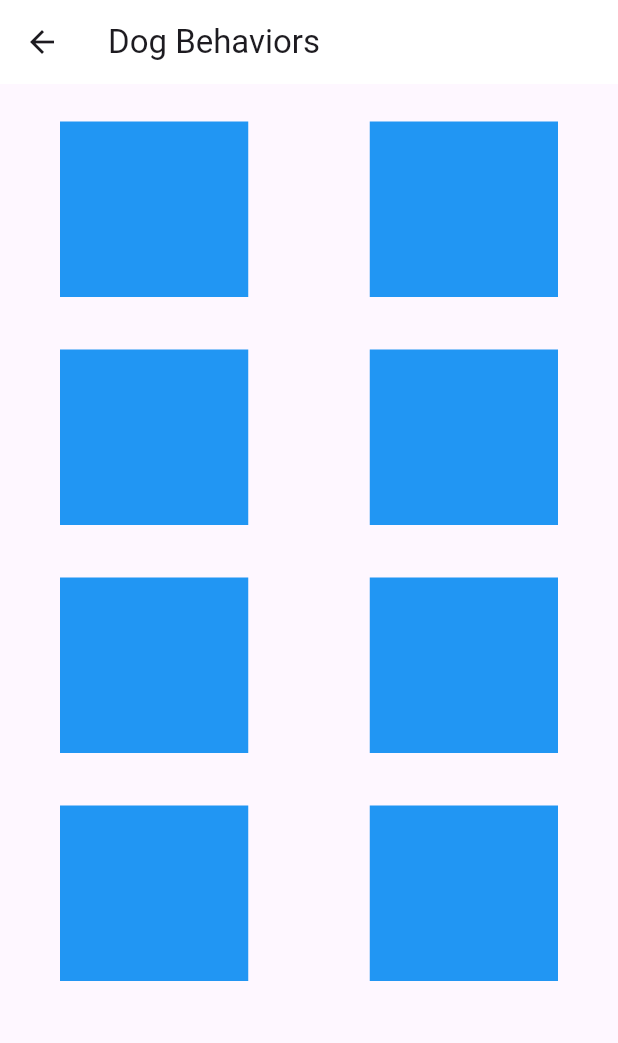
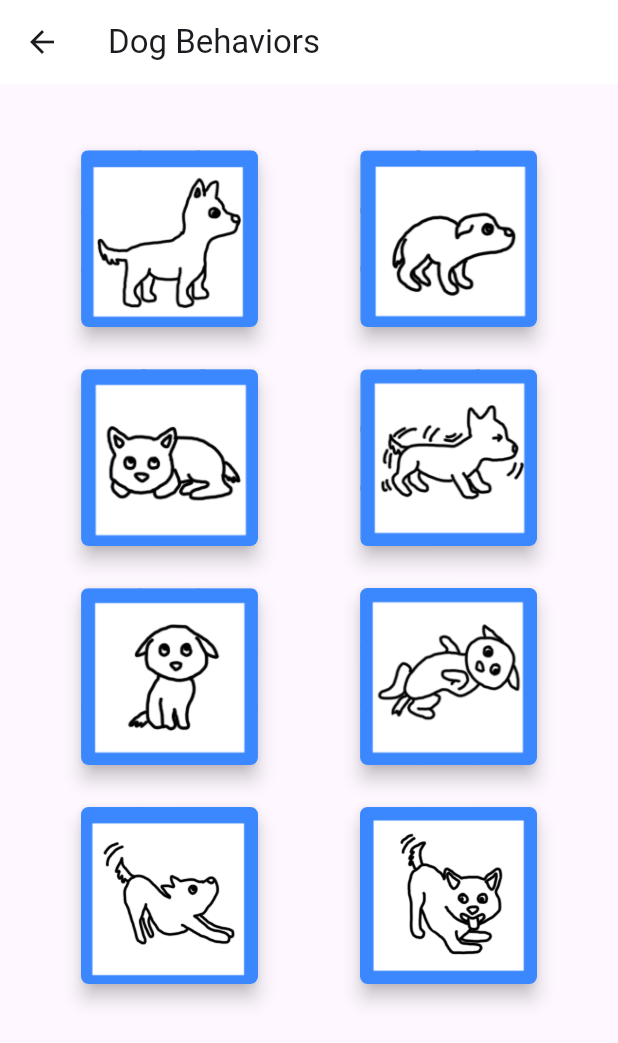
Before and after one commit to YvetteCarlos/CS4750_FinalProject, a Flutter app: the DogBehaviorsPage screen opened directly, on a phone screen of 412 x 824 dp. Shown: the top 1043 px of the screen. Run offline on Flutter 3.47's test engine with Material 3 defaults, Android fonts, the phone set to English and light mode, and no system bars.

Commit message:
Made changes to dog behaviors page

```diff
--- a/lib/dog_behaviors_page.dart
+++ b/lib/dog_behaviors_page.dart
@@ -1,3 +1,4 @@
+import 'package:flutter/foundation.dart';
 import 'package:flutter/material.dart';
 
 class DogBehaviorsPage extends StatefulWidget {
@@ -11,6 +12,36 @@ class DogBehaviorsPage extends StatefulWidget {
 
 class _DogBehaviorsPageState extends State<DogBehaviorsPage> {
 
+  List<String> imagePaths = [
+    'assets/dog1.png',
+    'assets/dog2.png',
+    'assets/dog3.png',
+   'assets/dog4.png',
+    'assets/dog5.png',
+    'assets/dog6.png',
+    'assets/dog7.png',
+    'assets/dog8.png',
+
+  ];
+
+  List<String> outputs = [
+    'Clicked on dog1',
+    'Clicked on dog2',
+    'Clicked on dog3',
+    'Clicked on dog4',
+    'Clicked on dog1',
+    'Clicked on dog2',
+    'Clicked on dog3',
+    'Clicked on dog4',
+
+  ];
+
+  void handleTap(int index){
+    if (kDebugMode) {
+      print(outputs[index]);
+    }
+  }
+
   @override
   Widget build(BuildContext context) {
 
@@ -23,24 +54,37 @@ class _DogBehaviorsPageState extends State<DogBehaviorsPage> {
       ),
       body:
       Padding(
-        padding: const EdgeInsets.only(top: 15.0),
+        padding: const EdgeInsets.fromLTRB(50.0,40.0,50.0,50.0),
           child: GridView.builder(
-          itemCount: 8,
+            itemCount: imagePaths.length,
             gridDelegate:
             const SliverGridDelegateWithFixedCrossAxisCount(
               crossAxisCount: 2,
-            mainAxisSpacing: 15.0,
-            crossAxisSpacing: 1.0,
-            childAspectRatio: 1.5,
+              mainAxisSpacing: 20.0,
+              crossAxisSpacing: 60.0,
+              childAspectRatio: 1.0,
 
             ),
             itemBuilder: (context, index) {
-            return Padding(
-              padding: const EdgeInsets.only(top:10.0, bottom: 10.0, left: 40.0, right: 40.0),
-              child: Container(
-                color: Colors.blue,
-                height: 50,
-                width: 50,
+              return GestureDetector(
+              onTap: (){
+                handleTap(index);
+              },
+              child: Card(
+              elevation: 5.0,
+              shape: RoundedRectangleBorder(
+              borderRadius: BorderRadius.circular(5.0),
+              ),
+              child: ClipRRect(
+              borderRadius: BorderRadius.circular(5.0),
+              child: AspectRatio(
+              aspectRatio: 1.0,
+              child: Image.asset(
+                imagePaths[index],
+                fit: BoxFit.cover,
+              ),
+                ),
+              ),
               ),
               );
             },
```
Also changed, not shown: pubspec.yaml (+9 -0 lines), assets/dog1.png (added), assets/dog2.png (added), assets/dog3.png (added), assets/dog4.png (added), assets/dog5.png (added), assets/dog6.png (added), assets/dog7.png (added), assets/dog8.png (added). Lines whose indentation alone changed are shown as unchanged.
